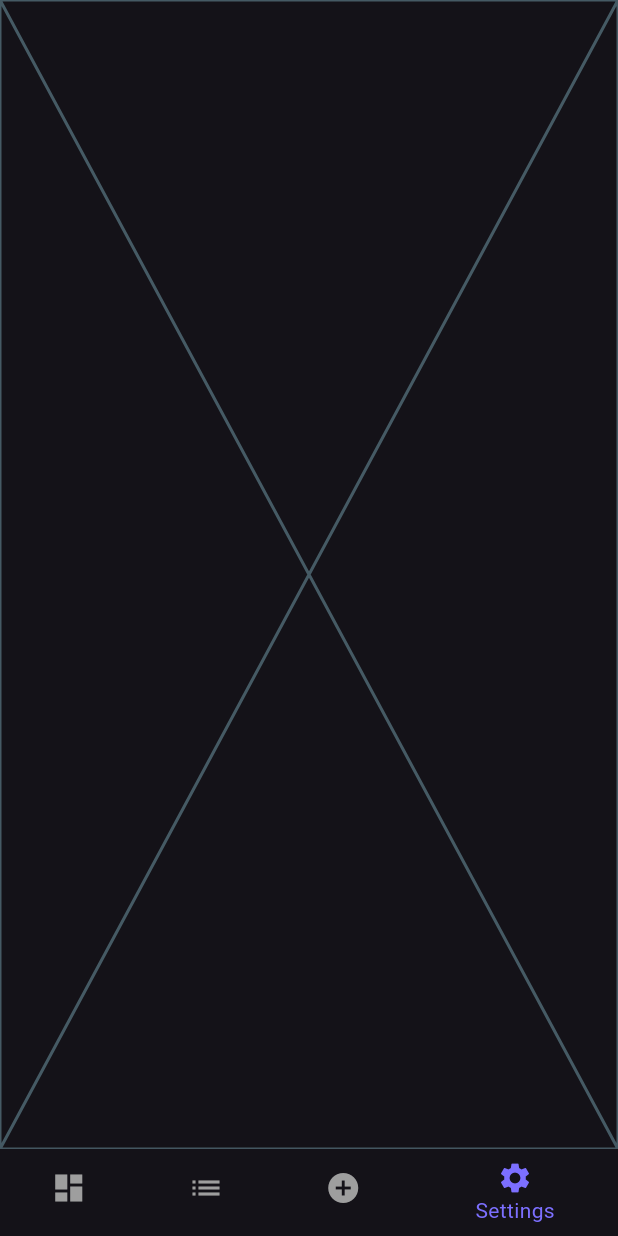
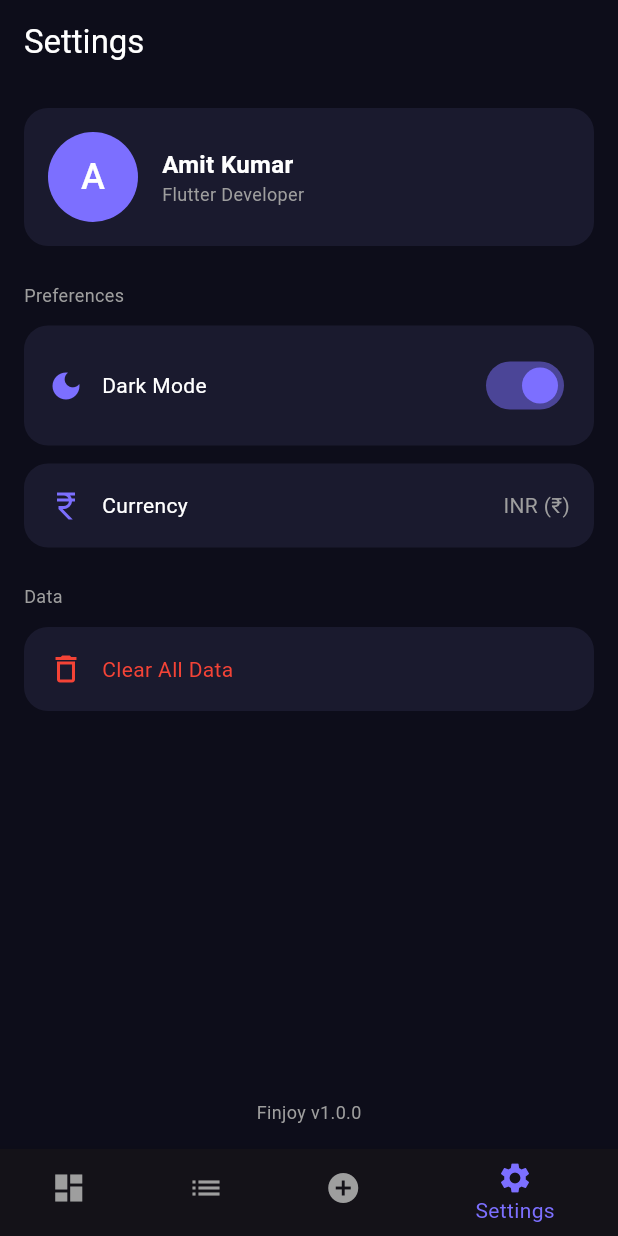
Before and after one commit to AmitKumarKoli67/finjoy, a Flutter app: the screen it shows after launch, item 4 of the bottom bar chosen, on a phone screen of 412 x 824 dp. Run offline on Flutter 3.47's test engine with Material 3 defaults, Android fonts, the phone set to English and light mode, and no system bars; our stand-ins replace flutter_bloc, hive, hive_flutter; accounts and stored records are empty.

Commit message:
feat: settings screen added

```diff
--- /dev/null
+++ b/lib/features/settings/screens/settings_screen.dart
@@ -0,0 +1,192 @@
+import 'package:flutter/material.dart';
+
+class SettingsScreen extends StatefulWidget {
+  const SettingsScreen({super.key});
+
+  @override
+  State<SettingsScreen> createState() => _SettingsScreenState();
+}
+
+class _SettingsScreenState extends State<SettingsScreen> {
+  bool _isDarkMode = true;
+
+  @override
+  Widget build(BuildContext context) {
+    return Scaffold(
+      backgroundColor: const Color(0xFF0D0D1A),
+      appBar: AppBar(
+        backgroundColor: const Color(0xFF0D0D1A),
+        elevation: 0,
+        title: const Text(
+          'Settings',
+          style: TextStyle(color: Colors.white),
+        ),
+      ),
+      body: Padding(
+        padding: const EdgeInsets.all(16),
+        child: Column(
+          crossAxisAlignment: CrossAxisAlignment.start,
+          children: [
+            // Profile Section
+            Container(
+              padding: const EdgeInsets.all(16),
+              decoration: BoxDecoration(
+                color: const Color(0xFF1A1A2E),
+                borderRadius: BorderRadius.circular(16),
+              ),
+              child: const Row(
+                children: [
+                  CircleAvatar(
+                    backgroundColor: Color(0xFF7C6FFF),
+                    radius: 30,
+                    child: Text(
+                      'A',
+                      style:
+                          TextStyle(color: Colors.white, fontSize: 24),
+                    ),
+                  ),
+                  SizedBox(width: 16),
+                  Column(
+                    crossAxisAlignment: CrossAxisAlignment.start,
+                    children: [
+                      Text('Amit Kumar',
+                          style: TextStyle(
+                              color: Colors.white,
+                              fontSize: 16,
+                              fontWeight: FontWeight.bold)),
+                      Text('Flutter Developer',
+                          style: TextStyle(
+                              color: Colors.grey, fontSize: 12)),
+                    ],
+                  ),
+                ],
+              ),
+            ),
+
+            const SizedBox(height: 24),
+
+            const Text('Preferences',
+                style: TextStyle(color: Colors.grey, fontSize: 12)),
+
+            const SizedBox(height: 12),
+
+            // Dark Mode Toggle
+            Container(
+              padding: const EdgeInsets.all(16),
+              decoration: BoxDecoration(
+                color: const Color(0xFF1A1A2E),
+                borderRadius: BorderRadius.circular(16),
+              ),
+              child: Row(
+                mainAxisAlignment: MainAxisAlignment.spaceBetween,
+                children: [
+                  const Row(
+                    children: [
+                      Icon(Icons.dark_mode, color: Color(0xFF7C6FFF)),
+                      SizedBox(width: 12),
+                      Text('Dark Mode',
+                          style: TextStyle(color: Colors.white)),
+                    ],
+                  ),
+                  Switch(
+                    value: _isDarkMode,
+                    onChanged: (value) {
+                      setState(() => _isDarkMode = value);
+                    },
+                    activeColor: const Color(0xFF7C6FFF),
+                  ),
+                ],
+              ),
+            ),
+
+            const SizedBox(height: 12),
+
+            // Currency
+            Container(
+              padding: const EdgeInsets.all(16),
+              decoration: BoxDecoration(
+                color: const Color(0xFF1A1A2E),
+                borderRadius: BorderRadius.circular(16),
+              ),
+              child: const Row(
+                mainAxisAlignment: MainAxisAlignment.spaceBetween,
+                children: [
+                  Row(
+                    children: [
+                      Icon(Icons.currency_rupee,
+                          color: Color(0xFF7C6FFF)),
+                      SizedBox(width: 12),
+                      Text('Currency',
+                          style: TextStyle(color: Colors.white)),
+                    ],
+                  ),
+                  Text('INR (₹)',
+                      style: TextStyle(color: Colors.grey)),
+                ],
+              ),
+            ),
+
+            const SizedBox(height: 24),
+
+            const Text('Data',
+                style: TextStyle(color: Colors.grey, fontSize: 12)),
+
+            const SizedBox(height: 12),
+
+            // Clear Data
+            GestureDetector(
+              onTap: () {
+                showDialog(
+                  context: context,
+                  builder: (_) => AlertDialog(
+                    backgroundColor: const Color(0xFF1A1A2E),
+                    title: const Text('Clear All Data',
+                        style: TextStyle(color: Colors.white)),
+                    content: const Text(
+                        'This will delete all transactions. Are you sure?',
+                        style: TextStyle(color: Colors.grey)),
+                    actions: [
+                      TextButton(
+                        onPressed: () => Navigator.pop(context),
+                        child: const Text('Cancel',
+                            style: TextStyle(color: Colors.grey)),
+                      ),
+                      TextButton(
+                        onPressed: () => Navigator.pop(context),
+                        child: const Text('Clear',
+                            style: TextStyle(color: Colors.red)),
+                      ),
+                    ],
+                  ),
+                );
+              },
+              child: Container(
+                padding: const EdgeInsets.all(16),
+                decoration: BoxDecoration(
+                  color: const Color(0xFF1A1A2E),
+                  borderRadius: BorderRadius.circular(16),
+                ),
+                child: const Row(
+                  children: [
+                    Icon(Icons.delete_outline, color: Colors.red),
+                    SizedBox(width: 12),
+                    Text('Clear All Data',
+                        style: TextStyle(color: Colors.red)),
+                  ],
+                ),
+              ),
+            ),
+
+            const Spacer(),
+
+            // Version
+            const Center(
+              child: Text('Finjoy v1.0.0',
+                  style: TextStyle(color: Colors.grey, fontSize: 12)),
+            ),
+          ],
+        ),
+      ),
+    );
+  }
+}
--- a/lib/shared/widgets/bottom_nav_screen.dart
+++ b/lib/shared/widgets/bottom_nav_screen.dart
@@ -1,3 +1,4 @@
+import 'package:finjoy/features/settings/screens/settings_screen.dart';
 import 'package:finjoy/features/transactions/screens/add_transaction_screen.dart';
 import 'package:finjoy/features/transactions/screens/transactions_screen.dart';
 import 'package:flutter/material.dart';
@@ -18,7 +19,7 @@ class _BottomNavScreenState extends State<BottomNavScreen> {
     const DashboardScreen(),
     const TransactionsScreen(),
     const Placeholder(), // Add
-    const Placeholder(), // Settings
+    const SettingsScreen(),
   ];
 
   @override
```
